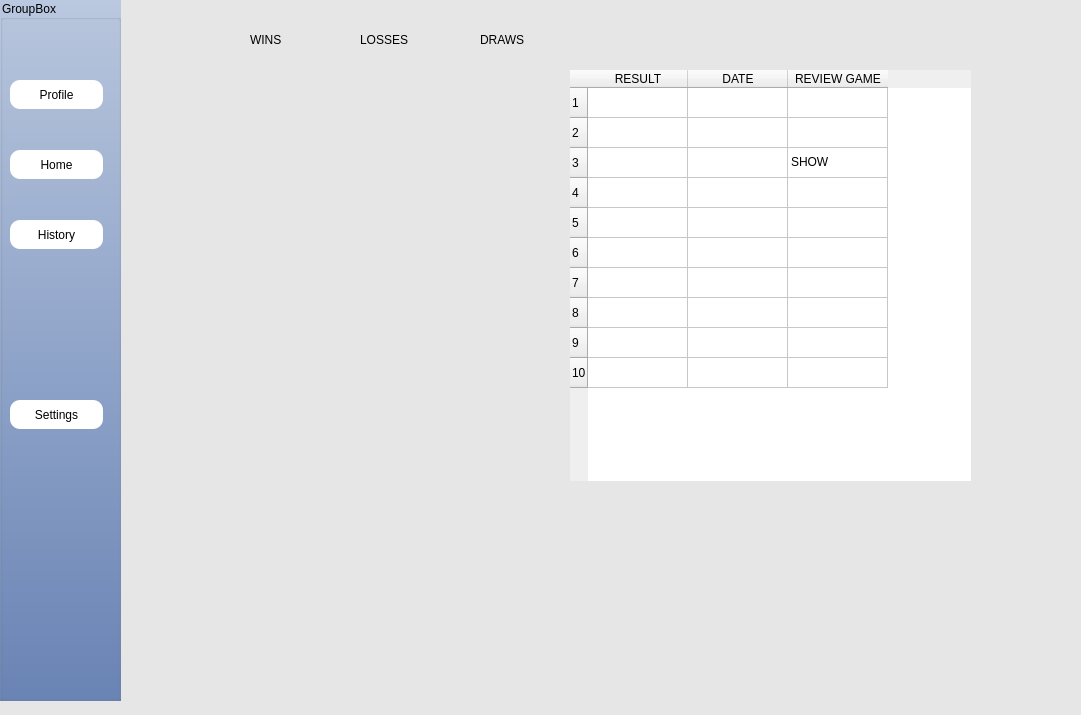
First picture: the form in login/secdialog.ui, repository ameerlouly/TicTacToe_Embedded2027, before the edit.
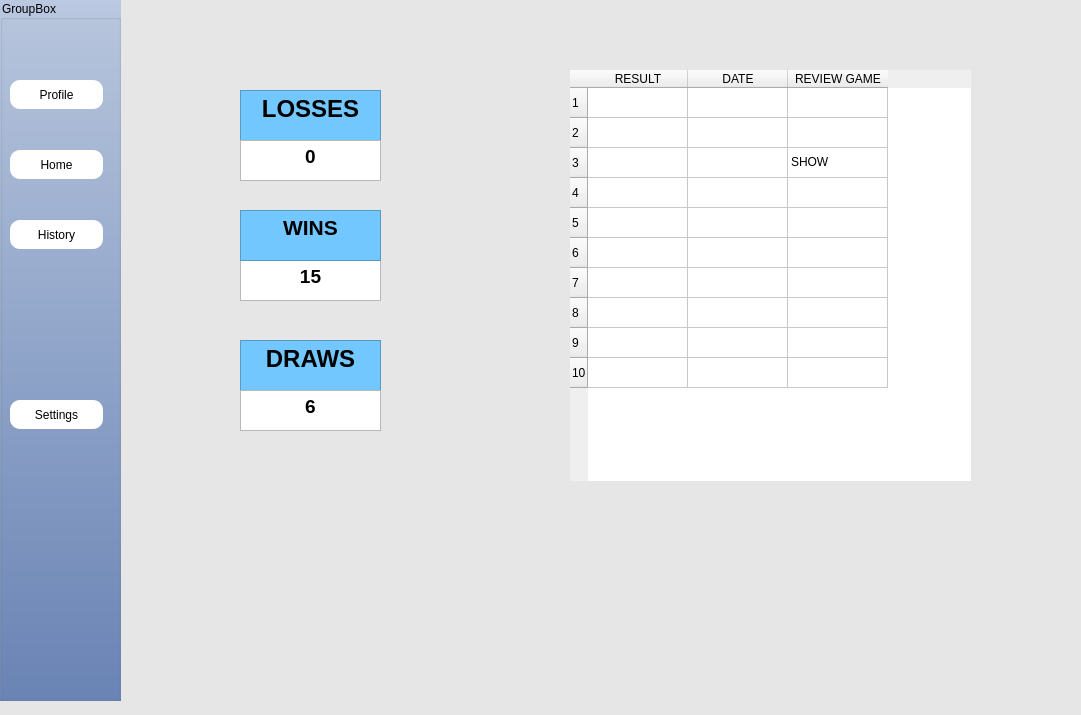
Second picture: the form after the edit. The open tabs and pages were chosen to show the change.

Commit message: number of (lossses_wins_draws) text

The edit to the form file:
```diff
--- a/login/secdialog.ui
+++ b/login/secdialog.ui
@@ -130,137 +130,6 @@
    <property name="currentIndex">
     <number>0</number>
    </property>
-   <widget class="QWidget" name="page">
-    <widget class="QLabel" name="label">
-     <property name="geometry">
-      <rect>
-       <x>130</x>
-       <y>20</y>
-       <width>63</width>
-       <height>20</height>
-      </rect>
-     </property>
-     <property name="text">
-      <string>WINS</string>
-     </property>
-    </widget>
-    <widget class="QLabel" name="label_2">
-     <property name="geometry">
-      <rect>
-       <x>240</x>
-       <y>20</y>
-       <width>63</width>
-       <height>20</height>
-      </rect>
-     </property>
-     <property name="text">
-      <string>LOSSES</string>
-     </property>
-    </widget>
-    <widget class="QLabel" name="label_3">
-     <property name="geometry">
-      <rect>
-       <x>360</x>
-       <y>20</y>
-       <width>63</width>
-       <height>20</height>
-      </rect>
-     </property>
-     <property name="text">
-      <string>DRAWS</string>
-     </property>
-    </widget>
-    <widget class="QTableWidget" name="tableWidget">
-     <property name="geometry">
-      <rect>
-       <x>450</x>
-       <y>60</y>
-       <width>401</width>
-       <height>411</height>
-      </rect>
-     </property>
-     <property name="sizeIncrement">
-      <size>
-       <width>0</width>
-       <height>1</height>
-      </size>
-     </property>
-     <property name="frameShape">
-      <enum>QFrame::Shape::NoFrame</enum>
-     </property>
-     <property name="frameShadow">
-      <enum>QFrame::Shadow::Sunken</enum>
-     </property>
-     <property name="lineWidth">
-      <number>1</number>
-     </property>
-     <property name="textElideMode">
-      <enum>Qt::TextElideMode::ElideMiddle</enum>
-     </property>
-     <property name="gridStyle">
-      <enum>Qt::PenStyle::SolidLine</enum>
-     </property>
-     <property name="sortingEnabled">
-      <bool>false</bool>
-     </property>
-     <attribute name="horizontalHeaderMinimumSectionSize">
-      <number>36</number>
-     </attribute>
-     <row/>
-     <row/>
-     <row/>
-     <row/>
-     <row/>
-     <row/>
-     <row/>
-     <row/>
-     <row/>
-     <row/>
-     <column>
-      <property name="text">
-       <string>RESULT</string>
-      </property>
-     </column>
-     <column>
-      <property name="text">
-       <string>DATE</string>
-      </property>
-     </column>
-     <column>
-      <property name="text">
-       <string>REVIEW GAME</string>
-      </property>
-     </column>
-     <item row="0" column="0">
-      <property name="text">
-       <string/>
-      </property>
-      <property name="flags">
-       <set>ItemIsSelectable|ItemIsEditable|ItemIsDragEnabled|ItemIsDropEnabled|ItemIsEnabled</set>
-      </property>
-     </item>
-     <item row="0" column="1">
-      <property name="text">
-       <string/>
-      </property>
-     </item>
-     <item row="0" column="2">
-      <property name="text">
-       <string/>
-      </property>
-     </item>
-     <item row="1" column="2">
-      <property name="text">
-       <string/>
-      </property>
-     </item>
-     <item row="2" column="2">
-      <property name="text">
-       <string>SHOW</string>
-      </property>
-     </item>
-    </widget>
-   </widget>
    <widget class="QWidget" name="page_2">
     <widget class="QPushButton" name="startgame">
      <property name="geometry">
@@ -942,6 +811,270 @@
      </property>
     </widget>
    </widget>
+   <widget class="QWidget" name="page">
+    <widget class="QTableWidget" name="tableWidget">
+     <property name="geometry">
+      <rect>
+       <x>450</x>
+       <y>60</y>
+       <width>401</width>
+       <height>411</height>
+      </rect>
+     </property>
+     <property name="sizeIncrement">
+      <size>
+       <width>0</width>
+       <height>1</height>
+      </size>
+     </property>
+     <property name="frameShape">
+      <enum>QFrame::Shape::NoFrame</enum>
+     </property>
+     <property name="frameShadow">
+      <enum>QFrame::Shadow::Sunken</enum>
+     </property>
+     <property name="lineWidth">
+      <number>1</number>
+     </property>
+     <property name="textElideMode">
+      <enum>Qt::TextElideMode::ElideMiddle</enum>
+     </property>
+     <property name="gridStyle">
+      <enum>Qt::PenStyle::SolidLine</enum>
+     </property>
+     <property name="sortingEnabled">
+      <bool>false</bool>
+     </property>
+     <attribute name="horizontalHeaderMinimumSectionSize">
+      <number>36</number>
+     </attribute>
+     <row/>
+     <row/>
+     <row/>
+     <row/>
+     <row/>
+     <row/>
+     <row/>
+     <row/>
+     <row/>
+     <row/>
+     <column>
+      <property name="text">
+       <string>RESULT</string>
+      </property>
+     </column>
+     <column>
+      <property name="text">
+       <string>DATE</string>
+      </property>
+     </column>
+     <column>
+      <property name="text">
+       <string>REVIEW GAME</string>
+      </property>
+     </column>
+     <item row="0" column="0">
+      <property name="text">
+       <string/>
+      </property>
+      <property name="flags">
+       <set>ItemIsSelectable|ItemIsEditable|ItemIsDragEnabled|ItemIsDropEnabled|ItemIsEnabled</set>
+      </property>
+     </item>
+     <item row="0" column="1">
+      <property name="text">
+       <string/>
+      </property>
+     </item>
+     <item row="0" column="2">
+      <property name="text">
+       <string/>
+      </property>
+     </item>
+     <item row="1" column="2">
+      <property name="text">
+       <string/>
+      </property>
+     </item>
+     <item row="2" column="2">
+      <property name="text">
+       <string>SHOW</string>
+      </property>
+     </item>
+    </widget>
+    <widget class="QWidget" name="widget" native="true">
+     <property name="geometry">
+      <rect>
+       <x>110</x>
+       <y>80</y>
+       <width>171</width>
+       <height>351</height>
+      </rect>
+     </property>
+     <widget class="QTextEdit" name="losses_label">
+      <property name="geometry">
+       <rect>
+        <x>10</x>
+        <y>0</y>
+        <width>141</width>
+        <height>51</height>
+       </rect>
+      </property>
+      <property name="styleSheet">
+       <string notr="true">QTextEdit
+{
+color:black;
+background-color: rgb(115, 199, 255);
+ font: 700 16pt &quot;Segoe UI&quot;;
+}</string>
+      </property>
+      <property name="readOnly">
+       <bool>true</bool>
+      </property>
+      <property name="html">
+       <string>&lt;!DOCTYPE HTML PUBLIC &quot;-//W3C//DTD HTML 4.0//EN&quot; &quot;http://www.w3.org/TR/REC-html40/strict.dtd&quot;&gt;
+&lt;html&gt;&lt;head&gt;&lt;meta name=&quot;qrichtext&quot; content=&quot;1&quot; /&gt;&lt;meta charset=&quot;utf-8&quot; /&gt;&lt;style type=&quot;text/css&quot;&gt;
+p, li { white-space: pre-wrap; }
+hr { height: 1px; border-width: 0; }
+li.unchecked::marker { content: &quot;\2610&quot;; }
+li.checked::marker { content: &quot;\2612&quot;; }
+&lt;/style&gt;&lt;/head&gt;&lt;body style=&quot; font-family:'Segoe UI'; font-size:16pt; font-weight:700; font-style:normal;&quot;&gt;
+&lt;p align=&quot;center&quot; style=&quot; margin-top:0px; margin-bottom:0px; margin-left:0px; margin-right:0px; -qt-block-indent:0; text-indent:0px;&quot;&gt;&lt;span style=&quot; font-size:18pt;&quot;&gt;LOSSES&lt;/span&gt;&lt;/p&gt;&lt;/body&gt;&lt;/html&gt;</string>
+      </property>
+     </widget>
+     <widget class="QTextEdit" name="draws_label">
+      <property name="geometry">
+       <rect>
+        <x>10</x>
+        <y>250</y>
+        <width>141</width>
+        <height>51</height>
+       </rect>
+      </property>
+      <property name="styleSheet">
+       <string notr="true">QTextEdit
+{
+color:black;
+background-color: rgb(115, 199, 255);
+ font: 700 16pt &quot;Segoe UI&quot;;
+}</string>
+      </property>
+      <property name="readOnly">
+       <bool>true</bool>
+      </property>
+      <property name="html">
+       <string>&lt;!DOCTYPE HTML PUBLIC &quot;-//W3C//DTD HTML 4.0//EN&quot; &quot;http://www.w3.org/TR/REC-html40/strict.dtd&quot;&gt;
+&lt;html&gt;&lt;head&gt;&lt;meta name=&quot;qrichtext&quot; content=&quot;1&quot; /&gt;&lt;meta charset=&quot;utf-8&quot; /&gt;&lt;style type=&quot;text/css&quot;&gt;
+p, li { white-space: pre-wrap; }
+hr { height: 1px; border-width: 0; }
+li.unchecked::marker { content: &quot;\2610&quot;; }
+li.checked::marker { content: &quot;\2612&quot;; }
+&lt;/style&gt;&lt;/head&gt;&lt;body style=&quot; font-family:'Segoe UI'; font-size:16pt; font-weight:700; font-style:normal;&quot;&gt;
+&lt;p align=&quot;center&quot; style=&quot; margin-top:0px; margin-bottom:0px; margin-left:0px; margin-right:0px; -qt-block-indent:0; text-indent:0px;&quot;&gt;&lt;span style=&quot; font-size:18pt;&quot;&gt;DRAWS&lt;/span&gt;&lt;/p&gt;&lt;/body&gt;&lt;/html&gt;</string>
+      </property>
+     </widget>
+     <widget class="QTextEdit" name="draws_num">
+      <property name="geometry">
+       <rect>
+        <x>10</x>
+        <y>300</y>
+        <width>141</width>
+        <height>41</height>
+       </rect>
+      </property>
+      <property name="readOnly">
+       <bool>true</bool>
+      </property>
+      <property name="html">
+       <string>&lt;!DOCTYPE HTML PUBLIC &quot;-//W3C//DTD HTML 4.0//EN&quot; &quot;http://www.w3.org/TR/REC-html40/strict.dtd&quot;&gt;
+&lt;html&gt;&lt;head&gt;&lt;meta name=&quot;qrichtext&quot; content=&quot;1&quot; /&gt;&lt;meta charset=&quot;utf-8&quot; /&gt;&lt;style type=&quot;text/css&quot;&gt;
+p, li { white-space: pre-wrap; }
+hr { height: 1px; border-width: 0; }
+li.unchecked::marker { content: &quot;\2610&quot;; }
+li.checked::marker { content: &quot;\2612&quot;; }
+&lt;/style&gt;&lt;/head&gt;&lt;body style=&quot; font-family:'Segoe UI'; font-size:9pt; font-weight:400; font-style:normal;&quot;&gt;
+&lt;p align=&quot;center&quot; style=&quot; margin-top:0px; margin-bottom:0px; margin-left:0px; margin-right:0px; -qt-block-indent:0; text-indent:0px;&quot;&gt;&lt;span style=&quot; font-size:14pt; font-weight:700;&quot;&gt;6&lt;/span&gt;&lt;/p&gt;&lt;/body&gt;&lt;/html&gt;</string>
+      </property>
+     </widget>
+     <widget class="QTextEdit" name="losses_num">
+      <property name="geometry">
+       <rect>
+        <x>10</x>
+        <y>50</y>
+        <width>141</width>
+        <height>41</height>
+       </rect>
+      </property>
+      <property name="readOnly">
+       <bool>true</bool>
+      </property>
+      <property name="html">
+       <string>&lt;!DOCTYPE HTML PUBLIC &quot;-//W3C//DTD HTML 4.0//EN&quot; &quot;http://www.w3.org/TR/REC-html40/strict.dtd&quot;&gt;
+&lt;html&gt;&lt;head&gt;&lt;meta name=&quot;qrichtext&quot; content=&quot;1&quot; /&gt;&lt;meta charset=&quot;utf-8&quot; /&gt;&lt;style type=&quot;text/css&quot;&gt;
+p, li { white-space: pre-wrap; }
+hr { height: 1px; border-width: 0; }
+li.unchecked::marker { content: &quot;\2610&quot;; }
+li.checked::marker { content: &quot;\2612&quot;; }
+&lt;/style&gt;&lt;/head&gt;&lt;body style=&quot; font-family:'Segoe UI'; font-size:9pt; font-weight:400; font-style:normal;&quot;&gt;
+&lt;p align=&quot;center&quot; style=&quot; margin-top:0px; margin-bottom:0px; margin-left:0px; margin-right:0px; -qt-block-indent:0; text-indent:0px;&quot;&gt;&lt;span style=&quot; font-size:14pt; font-weight:700;&quot;&gt;0&lt;/span&gt;&lt;/p&gt;&lt;/body&gt;&lt;/html&gt;</string>
+      </property>
+     </widget>
+     <widget class="QTextEdit" name="wins_num">
+      <property name="geometry">
+       <rect>
+        <x>10</x>
+        <y>170</y>
+        <width>141</width>
+        <height>41</height>
+       </rect>
+      </property>
+      <property name="readOnly">
+       <bool>true</bool>
+      </property>
+      <property name="html">
+       <string>&lt;!DOCTYPE HTML PUBLIC &quot;-//W3C//DTD HTML 4.0//EN&quot; &quot;http://www.w3.org/TR/REC-html40/strict.dtd&quot;&gt;
+&lt;html&gt;&lt;head&gt;&lt;meta name=&quot;qrichtext&quot; content=&quot;1&quot; /&gt;&lt;meta charset=&quot;utf-8&quot; /&gt;&lt;style type=&quot;text/css&quot;&gt;
+p, li { white-space: pre-wrap; }
+hr { height: 1px; border-width: 0; }
+li.unchecked::marker { content: &quot;\2610&quot;; }
+li.checked::marker { content: &quot;\2612&quot;; }
+&lt;/style&gt;&lt;/head&gt;&lt;body style=&quot; font-family:'Segoe UI'; font-size:9pt; font-weight:400; font-style:normal;&quot;&gt;
+&lt;p align=&quot;center&quot; style=&quot; margin-top:0px; margin-bottom:0px; margin-left:0px; margin-right:0px; -qt-block-indent:0; text-indent:0px;&quot;&gt;&lt;span style=&quot; font-size:14pt; font-weight:700;&quot;&gt;15&lt;/span&gt;&lt;/p&gt;&lt;/body&gt;&lt;/html&gt;</string>
+      </property>
+     </widget>
+     <widget class="QTextEdit" name="wins_label">
+      <property name="geometry">
+       <rect>
+        <x>10</x>
+        <y>120</y>
+        <width>141</width>
+        <height>51</height>
+       </rect>
+      </property>
+      <property name="styleSheet">
+       <string notr="true">QTextEdit
+{
+color:black;
+background-color: rgb(115, 199, 255);
+ font: 700 16pt &quot;Segoe UI&quot;;
+}</string>
+      </property>
+      <property name="readOnly">
+       <bool>true</bool>
+      </property>
+      <property name="html">
+       <string>&lt;!DOCTYPE HTML PUBLIC &quot;-//W3C//DTD HTML 4.0//EN&quot; &quot;http://www.w3.org/TR/REC-html40/strict.dtd&quot;&gt;
+&lt;html&gt;&lt;head&gt;&lt;meta name=&quot;qrichtext&quot; content=&quot;1&quot; /&gt;&lt;meta charset=&quot;utf-8&quot; /&gt;&lt;style type=&quot;text/css&quot;&gt;
+p, li { white-space: pre-wrap; }
+hr { height: 1px; border-width: 0; }
+li.unchecked::marker { content: &quot;\2610&quot;; }
+li.checked::marker { content: &quot;\2612&quot;; }
+&lt;/style&gt;&lt;/head&gt;&lt;body style=&quot; font-family:'Segoe UI'; font-size:16pt; font-weight:700; font-style:normal;&quot;&gt;
+&lt;p align=&quot;center&quot; style=&quot; margin-top:0px; margin-bottom:0px; margin-left:0px; margin-right:0px; -qt-block-indent:0; text-indent:0px;&quot;&gt;WINS&lt;/p&gt;&lt;/body&gt;&lt;/html&gt;</string>
+      </property>
+     </widget>
+    </widget>
+   </widget>
   </widget>
  </widget>
  <resources/>
```
Left out of the diff: 12 changed lines with no effect on the pictures. The commit also changes 14 other files.
